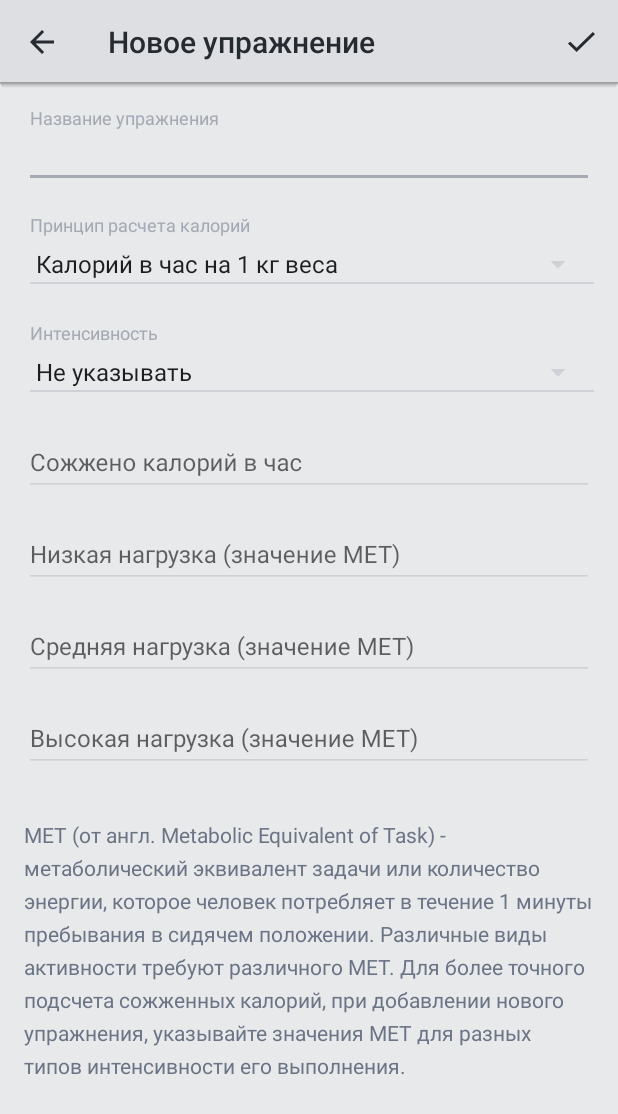
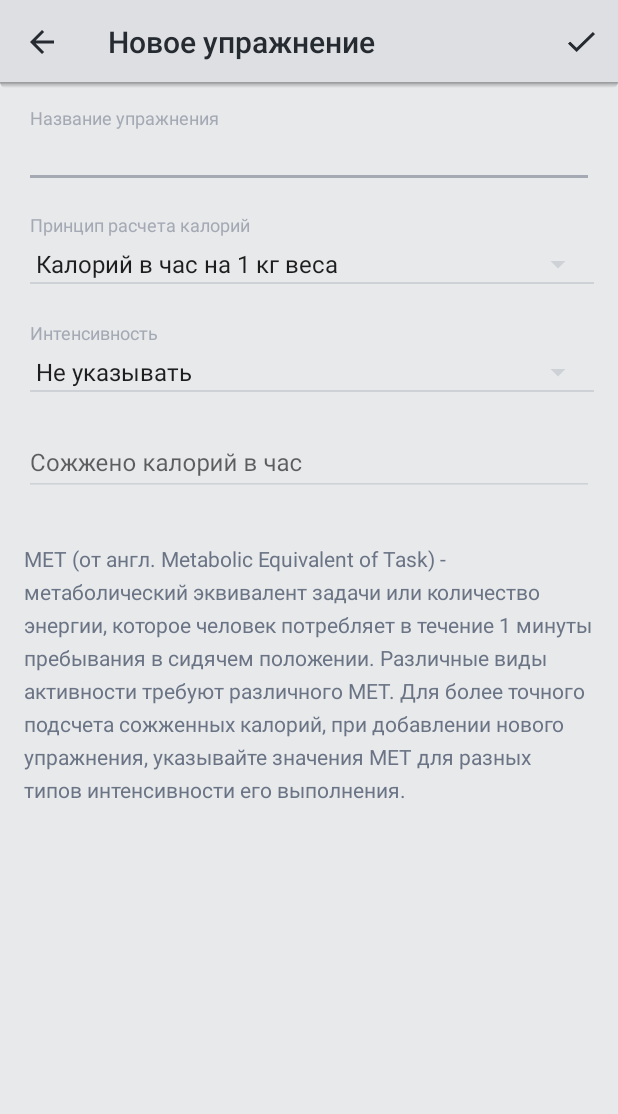
Before and after one commit to Khavronsky/AddNewCardioEx, an Android app: the screen it shows after launch (MainActivity), on a phone screen of 412 x 824 dp. Shown: the top 1114 px of the screen. Run offline under Robolectric (Android 15) with nearby library versions, the phone set to English and light mode, and no system bars; our stand-ins replace ButterKnife.

Commit message:
- экран создания/редактирования кардио-упражнения - введение калорий с цифровой клавиатуры, без NumberPicker

```diff
--- a/app/src/main/java/com/khavronsky/addnewcardioex/CardioExerciseModel.java
+++ b/app/src/main/java/com/khavronsky/addnewcardioex/CardioExerciseModel.java
@@ -32,7 +32,8 @@ class CardioExerciseModel implements Parcelable {
     private int mMiddleIntensity;
     private int mHighIntensity;
 
-
+    public CardioExerciseModel() {
+    }
 
     public String getExerciseTitle() {
         return mExerciseTitle;
--- a/app/src/main/java/com/khavronsky/addnewcardioex/MainActivity.java
+++ b/app/src/main/java/com/khavronsky/addnewcardioex/MainActivity.java
@@ -1,8 +1,7 @@
 package com.khavronsky.addnewcardioex;
 
-import com.khavronsky.addnewcardioex.CardioExerciseModel.IntensityType;
-
 import android.os.Bundle;
+import android.support.design.widget.TextInputLayout;
 import android.support.v7.app.AppCompatActivity;
 import android.support.v7.widget.Toolbar;
 import android.text.Editable;
@@ -10,6 +9,7 @@ import android.text.TextWatcher;
 import android.view.Menu;
 import android.view.MenuItem;
 import android.view.View;
+import android.widget.AdapterView;
 import android.widget.ArrayAdapter;
 import android.widget.EditText;
 import android.widget.Spinner;
@@ -17,6 +17,13 @@ import android.widget.Toast;
 
 import butterknife.BindView;
 import butterknife.ButterKnife;
+
+import static android.view.View.GONE;
+import static android.view.View.VISIBLE;
+import static com.khavronsky.addnewcardioex.CardioExerciseModel.METHOD_CAL_PER_HOUR;
+import static com.khavronsky.addnewcardioex.CardioExerciseModel.METHOD_MET_VALUES;
+import static com.khavronsky.addnewcardioex.CardioExerciseModel.TYPE_NOT_SPECIFY;
+import static com.khavronsky.addnewcardioex.CardioExerciseModel.TYPE_SPECIFY;
 
 public class MainActivity extends AppCompatActivity implements View.OnClickListener {
 
@@ -29,14 +36,29 @@ public class MainActivity extends AppCompatActivity implements View.OnClickListe
     @BindView(R.id.ex_cardio_burned_per_hour)
     EditText mBurnedPerHour;
 
+    @BindView(R.id.ex_cardio_burned_per_hour_layout)
+    TextInputLayout mBurnedPerHourTextLayout;
+
+    @BindView(R.id.ex_cardio_intensity_fields)
+    View mIntensityFields;
+
     @BindView(R.id.ex_cardio_low_intensity)
     EditText mLowIntensity;
+
+    @BindView(R.id.ex_cardio_low_intensity_layout)
+    TextInputLayout mLowIntensityTextLayout;
 
     @BindView(R.id.ex_cardio_middle_intensity)
     EditText mMiddleIntensity;
 
+    @BindView(R.id.ex_cardio_middle_intensity_layout)
+    TextInputLayout mMiddleIntensityTextLayout;
+
     @BindView(R.id.ex_cardio_high_intensity)
     EditText mHighIntensity;
+
+    @BindView(R.id.ex_cardio_high_intensity_layout)
+    TextInputLayout mHighIntensityTextLayout;
 
     @BindView(R.id.ex_cardio_count_method)
     Spinner mCountCalMethod;
@@ -46,7 +68,7 @@ public class MainActivity extends AppCompatActivity implements View.OnClickListe
 
     private TextWatcher mTextWatcher;
 
-    private CardioExerciseModel mCardioExerciseModel;
+    private CardioExerciseModel mCardioExerciseModel = new CardioExerciseModel();
 
     @Override
     protected void onCreate(Bundle savedInstanceState) {
@@ -56,28 +78,19 @@ public class MainActivity extends AppCompatActivity implements View.OnClickListe
         setToolbar();
         if (getIntent().getExtras() != null) {
             mCardioExerciseModel = getIntent().getExtras().getParcelable("model");
-            setEditText(mCardioExerciseModel);
+            editExercise(mCardioExerciseModel);
         }
 
         setSpinners();
+        editTextVisibility(mIntensityType.getSelectedItemPosition());
+        setHintFromSelectedCountingMethod(mCountCalMethod.getSelectedItemPosition());
         createTextWatcher();
         setTextWatcher();
-
-        setViews();
-        //заглушка
-//        createModel();
-
-    }
-
-    private void setViews() {
-
-
-
-
     }
 
 
     private void setTextWatcher() {
+        mBurnedPerHour.addTextChangedListener(mTextWatcher);
         mTitle.addTextChangedListener(mTextWatcher);
         mLowIntensity.addTextChangedListener(mTextWatcher);
         mMiddleIntensity.addTextChangedListener(mTextWatcher);
@@ -89,23 +102,70 @@ public class MainActivity extends AppCompatActivity implements View.OnClickListe
                 .createFromResource(this, R.array.calc_calories, android.R.layout.simple_spinner_item);
         adapter.setDropDownViewResource(android.R.layout.simple_spinner_dropdown_item);
         mCountCalMethod.setAdapter(adapter);
-        mCountCalMethod.setOnItemClickListener((parent, view, position, id) -> {
+        mCountCalMethod.setOnItemSelectedListener(new AdapterView.OnItemSelectedListener() {
+            @Override
+            public void onItemSelected(final AdapterView<?> parent, final View view, final int position,
+                    final long id) {
+                setHintFromSelectedCountingMethod(position);
+            }
 
+            @Override
+            public void onNothingSelected(final AdapterView<?> parent) {
+            }
         });
 
         ArrayAdapter<?> adapter2 = ArrayAdapter
                 .createFromResource(this, R.array.type_of_intensity, android.R.layout.simple_spinner_item);
         adapter2.setDropDownViewResource(android.R.layout.simple_spinner_dropdown_item);
         mIntensityType.setAdapter(adapter2);
+        mIntensityType.setOnItemSelectedListener(new AdapterView.OnItemSelectedListener() {
+            @Override
+            public void onItemSelected(final AdapterView<?> parent, final View view, final int position,
+                    final long id) {
+                editTextVisibility(position);
+            }
+
+            @Override
+            public void onNothingSelected(final AdapterView<?> parent) {
+            }
+        });
     }
 
-    private void setEditText(CardioExerciseModel cardioExerciseModel) {
+    private void editExercise(CardioExerciseModel cardioExerciseModel) {
         if (cardioExerciseModel != null) {
             mTitle.setText(cardioExerciseModel.getExerciseTitle());
+            mBurnedPerHour.setText(String.valueOf(cardioExerciseModel.getBurnedPerHour()));
             mLowIntensity.setText(String.valueOf(cardioExerciseModel.getLowIntensity()));
             mMiddleIntensity.setText(String.valueOf(cardioExerciseModel.getMiddleIntensity()));
             mHighIntensity.setText(String.valueOf(cardioExerciseModel.getHighIntensity()));
         }
+    }
+
+    private void editTextVisibility(int specify) {
+        int specVisibility;
+        int notSpecVisibility;
+        if (specify == TYPE_SPECIFY) {
+            specVisibility = VISIBLE;
+            notSpecVisibility = GONE;
+        } else {
+            specVisibility = GONE;
+            notSpecVisibility = VISIBLE;
+        }
+        mBurnedPerHourTextLayout.setVisibility(notSpecVisibility);
+        mIntensityFields.setVisibility(specVisibility);
+    }
+
+    private void setHintFromSelectedCountingMethod(int selectedCountingMethod) {
+        String methodPrefix = "(значение МЕТ)";
+        String hintBurnedCalWithoutSpec = "Значение МЕТ";
+        if (selectedCountingMethod == METHOD_CAL_PER_HOUR) {
+            methodPrefix = "(ккал/час)";
+            hintBurnedCalWithoutSpec = "Сожжено калорий в час";
+        }
+        mBurnedPerHourTextLayout.setHint(hintBurnedCalWithoutSpec);
+        mLowIntensityTextLayout.setHint("Низкая нагрузка " + methodPrefix);
+        mMiddleIntensityTextLayout.setHint("Средняя нагрузка " + methodPrefix);
+        mHighIntensityTextLayout.setHint("Высокая нагрузка " + methodPrefix);
     }
 
     private void createTextWatcher() {
@@ -116,7 +176,8 @@ public class MainActivity extends AppCompatActivity implements View.OnClickListe
             }
 
             @Override
-            public void onTextChanged(final CharSequence s, final int start, final int before, final int count) {
+            public void onTextChanged(CharSequence s, final int start, final int before, final int count) {
+
             }
 
             @Override
@@ -127,6 +188,11 @@ public class MainActivity extends AppCompatActivity implements View.OnClickListe
                     }
                 } catch (NumberFormatException e) {
                 }
+                if(s.length() > 6){
+                    Toast.makeText(MainActivity.this, "Ой ой ой! \nОсеня мунога букавка твоя писать",
+                            Toast.LENGTH_SHORT).show();
+                    s.delete(0, 1);
+                }
             }
         };
     }
@@ -135,9 +201,8 @@ public class MainActivity extends AppCompatActivity implements View.OnClickListe
         mCardioExerciseModel = cardioExerciseModel;
     }
 
-    void setToolbar() {
+    private void setToolbar() {
         mToolbar = (Toolbar) findViewById(R.id.toolbar);
-//        mToolbar.setTitle("Новое упражнение");
         mToolbar.inflateMenu(R.menu.menu);
         setSupportActionBar(mToolbar);
         if (getSupportActionBar() != null) {
@@ -148,13 +213,14 @@ public class MainActivity extends AppCompatActivity implements View.OnClickListe
         mToolbar.setNavigationOnClickListener(this);
     }
 
-    private boolean saveExercise(@IntensityType int intensityType) {
+    private boolean saveExercise(int intensityType) {
 
         if (mTitle.getText().length() == 0) {
             Toast.makeText(this, "Ойойой1", Toast.LENGTH_SHORT).show();
             return false;
         }
-        if(intensityType == CardioExerciseModel.TYPE_SPECIFY){
+
+        if (intensityType == TYPE_SPECIFY) {
 
             if (mLowIntensity.getText().length() == 0) {
                 Toast.makeText(this, "Ойойой2", Toast.LENGTH_SHORT).show();
@@ -168,18 +234,25 @@ public class MainActivity extends AppCompatActivity implements View.OnClickListe
                 Toast.makeText(this, "Ойойой4", Toast.LENGTH_SHORT).show();
                 return false;
             }
+
             mCardioExerciseModel.setExerciseTitle(String.valueOf(mTitle.getText()))
+                    .setIntensityType(TYPE_SPECIFY)
+                    .setCountCalMethod(mCountCalMethod.getSelectedItemPosition() == 0 ? METHOD_CAL_PER_HOUR
+                            : METHOD_MET_VALUES)
                     .setLowIntensity(Integer.parseInt(String.valueOf(mLowIntensity.getText())))
                     .setMiddleIntensity(Integer.parseInt(String.valueOf(mMiddleIntensity.getText())))
                     .setHighIntensity(Integer.parseInt(String.valueOf(mHighIntensity.getText())));
         } else {
-            if (mBurnedPerHour.getText().length() == 0){
+            if (mBurnedPerHour.getText().length() == 0) {
                 Toast.makeText(this, "Ойойой5", Toast.LENGTH_SHORT).show();
                 return false;
             }
             mCardioExerciseModel.setExerciseTitle(String.valueOf(mTitle.getText()))
+                    .setIntensityType(TYPE_NOT_SPECIFY)
                     .setBurnedPerHour(Integer.parseInt(String.valueOf(mBurnedPerHour.getText())));
         }
+        showSavedToast();
+
         return true;
     }
 
@@ -188,32 +261,48 @@ public class MainActivity extends AppCompatActivity implements View.OnClickListe
         onBackPressed();
     }
 
-
     @Override
     public boolean onCreateOptionsMenu(Menu menu) {
         getMenuInflater().inflate(R.menu.menu, menu);
         return true;
     }
 
+
     @Override
     public boolean onOptionsItemSelected(MenuItem item) {
         int id = item.getItemId();
         if (id == R.id.save) {
-            boolean qwe = saveExercise(mCardioExerciseModel.getIntensityType());
-            if (qwe) {
-                Toast.makeText(this, "SAVE", Toast.LENGTH_SHORT).show();
-                finish();
-            }
-            return qwe;
+            saveExercise(mIntensityType.getSelectedItemPosition());
         }
         return super.onOptionsItemSelected(item);
+    }
+
+    private void showSavedToast() {
+        Toast.makeText(this, "MODEL SAVED \n"
+                        + "Title: " + mCardioExerciseModel.getExerciseTitle() + "\n"
+                ,
+                Toast.LENGTH_SHORT)
+                .show();
+        Toast.makeText(this, "Calculating method: " + (mCardioExerciseModel.getCountCalMethod() ==
+                        METHOD_CAL_PER_HOUR ?
+                        "Calories per hour" : "MET values") + "\n"
+                        + "Intensity type: " + (mCardioExerciseModel.getIntensityType() == TYPE_SPECIFY ? "Specify" :
+                        "Not specify") + "\n",
+                Toast.LENGTH_SHORT)
+                .show();
+        Toast.makeText(this, "Burned calories: " + (mCardioExerciseModel.getIntensityType() == TYPE_SPECIFY ?
+                        (mCardioExerciseModel.getLowIntensity() + "/" + mCardioExerciseModel.getMiddleIntensity
+                                () + "/" + mCardioExerciseModel.getHighIntensity()) : mCardioExerciseModel
+                        .getBurnedPerHour()),
+                Toast.LENGTH_SHORT)
+                .show();
     }
 
     private void createModel() {
         mCardioExerciseModel = new CardioExerciseModel();
         mCardioExerciseModel.setExerciseTitle("Жим органики челюстями")
-                .setCountCalMethod(CardioExerciseModel.METHOD_MET_VALUES)
-                .setIntensityType(CardioExerciseModel.TYPE_SPECIFY)
-                ;
+                .setCountCalMethod(METHOD_MET_VALUES)
+                .setIntensityType(TYPE_SPECIFY)
+        ;
     }
 }
--- a/app/src/main/res/layout/activity_main.xml
+++ b/app/src/main/res/layout/activity_main.xml
@@ -115,7 +115,13 @@
                 </FrameLayout>
             </LinearLayout>
 
+            <FrameLayout
+                android:layout_width="match_parent"
+                android:layout_height="wrap_content">
+
+
                 <android.support.design.widget.TextInputLayout
+                    android:id="@+id/ex_cardio_burned_per_hour_layout"
                     android:layout_width="match_parent"
                     android:layout_height="wrap_content"
                     android:layout_marginTop="8dp"
@@ -126,12 +132,21 @@
                         android:id="@+id/ex_cardio_burned_per_hour"
                         android:layout_width="match_parent"
                         android:layout_height="wrap_content"
-                    android:hint="Сожжено калорий в час"
                         android:inputType="number"
-                    android:textSize="16sp" />
+                        android:textSize="16sp"
+                        app:errorTextAppearance="@style/HintTextStyle"/>
 
                 </android.support.design.widget.TextInputLayout>
+
+                <LinearLayout
+                    android:id="@+id/ex_cardio_intensity_fields"
+                    android:layout_width="match_parent"
+                    android:layout_height="wrap_content"
+                    android:orientation="vertical">
+
                     <android.support.design.widget.TextInputLayout
+                        android:id="@+id/ex_cardio_low_intensity_layout"
+
                         android:layout_width="match_parent"
                         android:layout_height="wrap_content"
                         android:layout_marginTop="8dp"
@@ -142,6 +157,7 @@
                             android:id="@+id/ex_cardio_low_intensity"
                             android:layout_width="match_parent"
                             android:layout_height="wrap_content"
+
                             android:hint="Низкая нагрузка (значение МЕТ)"
                             android:inputType="number"
                             android:textSize="16sp" />
@@ -149,6 +165,7 @@
                     </android.support.design.widget.TextInputLayout>
 
                     <android.support.design.widget.TextInputLayout
+                        android:id="@+id/ex_cardio_middle_intensity_layout"
                         android:layout_width="match_parent"
                         android:layout_height="wrap_content"
                         android:layout_marginTop="8dp"
@@ -165,6 +182,7 @@
                     </android.support.design.widget.TextInputLayout>
 
                     <android.support.design.widget.TextInputLayout
+                        android:id="@+id/ex_cardio_high_intensity_layout"
                         android:layout_width="match_parent"
                         android:layout_height="wrap_content"
                         android:layout_marginTop="8dp"
@@ -180,6 +198,8 @@
                             android:textSize="16sp" />
                     </android.support.design.widget.TextInputLayout>
 
+                </LinearLayout>
+            </FrameLayout>
 
             <TextView
                 android:layout_width="wrap_content"
--- a/app/src/main/res/values/styles.xml
+++ b/app/src/main/res/values/styles.xml
@@ -43,7 +43,6 @@
     <style name="EditText" parent="Theme.AppCompat.Light.NoActionBar">
         <item name="android:colorBackground">@color/app_bar</item>
         <item name="android:textColorPrimary">@color/gray3</item>
-        <item name="android:textColor">@color/red</item>
         <item name="colorAccent">@color/gray2</item>
     </style>
     <!--Floating label text style-->
```
Lines whose indentation alone changed are shown as unchanged.
